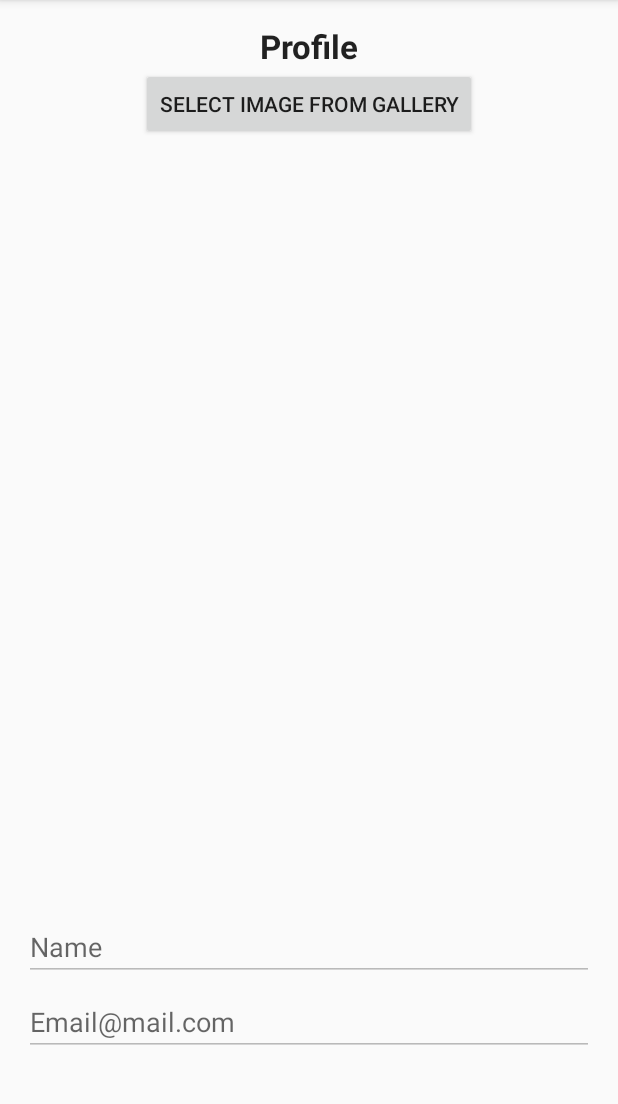
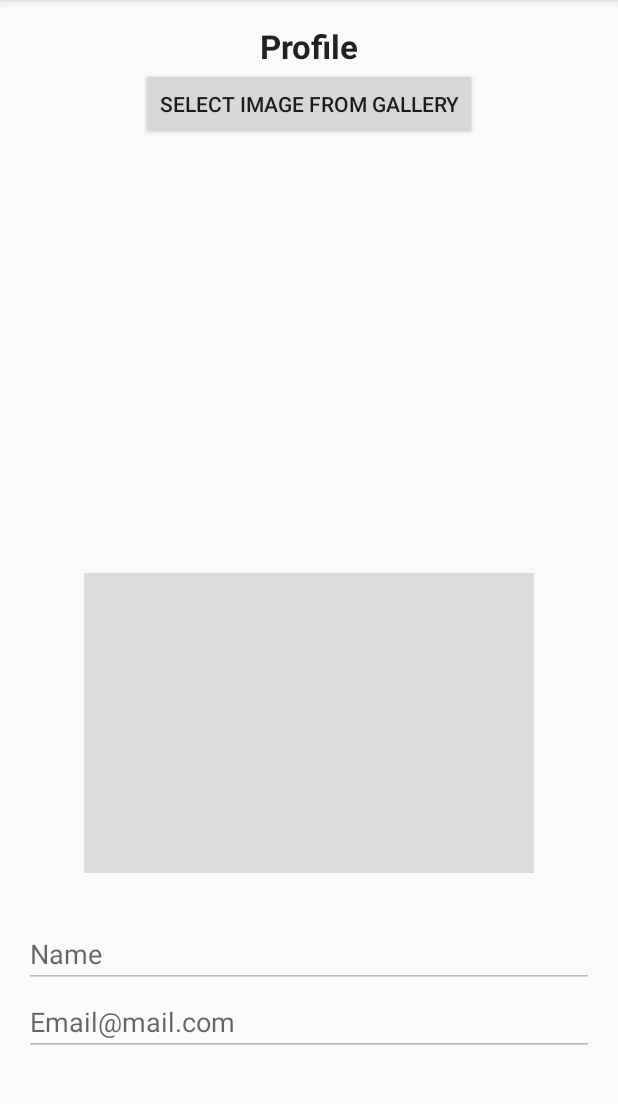
Before and after one commit to nalexanderdev/RunCommunityApp, an Android app: the screen it shows after launch once a user with an empty profile is signed in (ProfileActivity), on a phone screen of 412 x 824 dp, the part 84-1188 px from its top. Run offline under Robolectric (Android 15) with nearby library versions, the phone set to English and light mode, and no system bars; our stand-ins replace Firebase (no records; nobody signed in at launch, a user with empty details on screens opened directly), Picasso; pictures from the network do not load.

Commit message:
Retrieve profile pic from Firebase

```diff
--- a/app/src/main/java/com/nalexanderdev/runcommunity/activities/PostActivity.java
+++ b/app/src/main/java/com/nalexanderdev/runcommunity/activities/PostActivity.java
@@ -64,6 +64,8 @@ public class PostActivity extends BaseActivity {
         };
 
         postReference = FirebaseDatabase.getInstance().getReference().child("posts");
+
+        //postReference.se;
 
         user = FirebaseAuth.getInstance().getCurrentUser();
         if(user != null) {
--- a/app/src/main/res/layout/activity_profile.xml
+++ b/app/src/main/res/layout/activity_profile.xml
@@ -1,5 +1,6 @@
 <?xml version="1.0" encoding="utf-8"?>
 <RelativeLayout xmlns:android="http://schemas.android.com/apk/res/android"
+    xmlns:app="http://schemas.android.com/apk/res-auto"
     xmlns:tools="http://schemas.android.com/tools"
     android:layout_width="match_parent"
     android:layout_height="match_parent"
@@ -27,10 +28,9 @@
         android:ems="10"
         android:id="@+id/nameField"
         android:hint="Name"
-        android:layout_alignBottom="@+id/emailField"
-        android:layout_alignParentLeft="true"
-        android:layout_alignParentStart="true"
-        android:layout_marginBottom="50dp" />
+        android:layout_above="@+id/emailField"
+        android:layout_alignParentRight="true"
+        android:layout_alignParentEnd="true" />
 
     <EditText
         android:layout_width="match_parent"
@@ -66,4 +66,13 @@
         android:layout_below="@+id/textView3"
         android:layout_centerHorizontal="true"
         android:text="Select Image From Gallery" />
+
+    <ImageView
+        android:id="@+id/imageView2"
+        android:layout_width="300dp"
+        android:layout_height="200dp"
+        android:layout_above="@+id/nameField"
+        android:layout_centerHorizontal="true"
+        android:layout_marginBottom="31dp"
+        app:srcCompat="@color/common_google_signin_btn_text_light_disabled" />
 </RelativeLayout>
```
Also changed, not shown: app/src/main/java/com/nalexanderdev/runcommunity/activities/ProfileActivity.java (+61 -4 lines).
